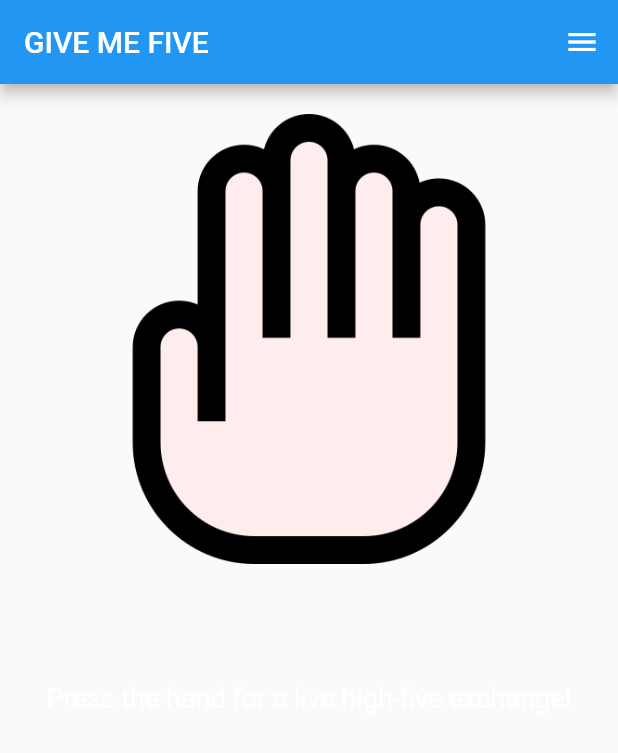
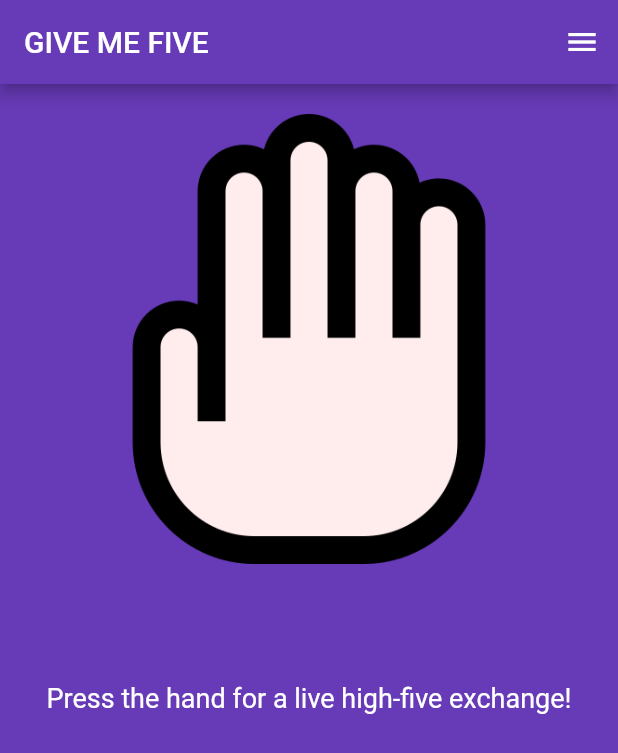
Before and after one commit to fengsheng-v/GiveMeFive, a Flutter app: the screen it shows after launch, on a phone screen of 412 x 824 dp. Shown: the top 753 px of the screen. Run offline on Flutter 3.47's test engine with Material 2 defaults, Android fonts, the phone set to English and light mode, and no system bars; our stand-ins replace audioplayers; missing offline and left inert: m_loading.

Commit message:
Update main.dart

```diff
--- a/lib/main.dart
+++ b/lib/main.dart
@@ -45,6 +45,9 @@ class _MyHomePageState extends State<MyHomePage>
   String _str = 'Waiting for someone to high-five you back.';
   String _haveFindStr = 'You got a high-five from ';
   String _curStr = '';
+  static const Color _originColor = Colors.deepPurple;
+  static const Color _changedColor = Colors.red;
+  Color _curColor = _originColor;
   Animation<double> _animation;
   AnimationController _controller;
   double _animationValue = origin_top;
```
